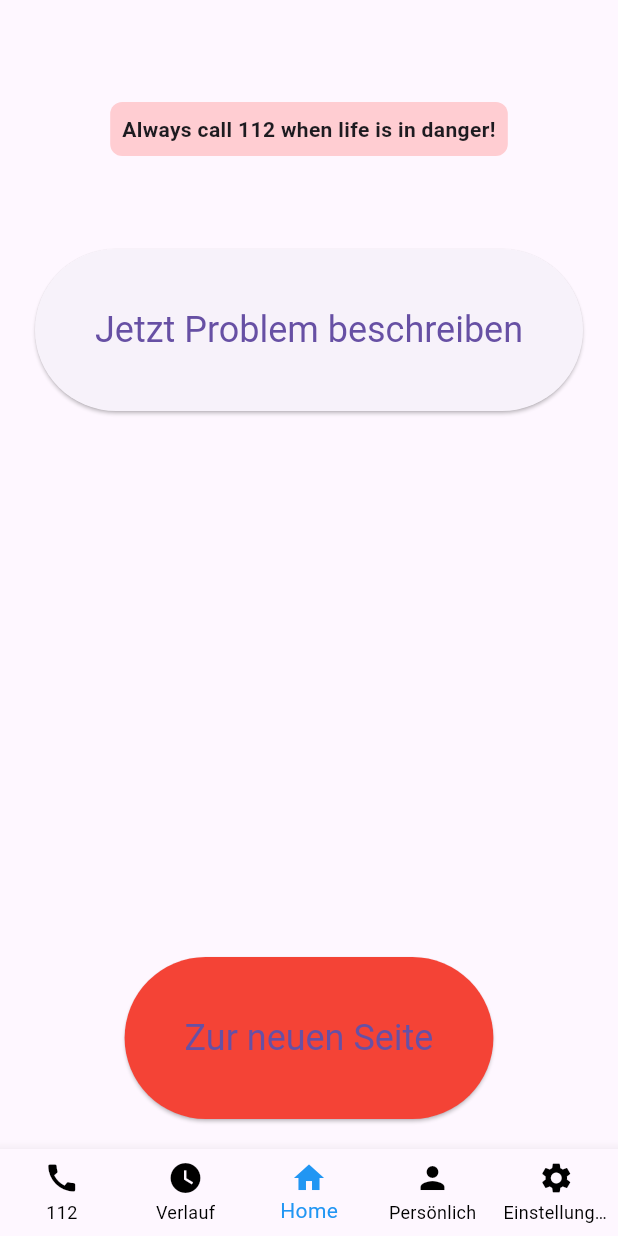
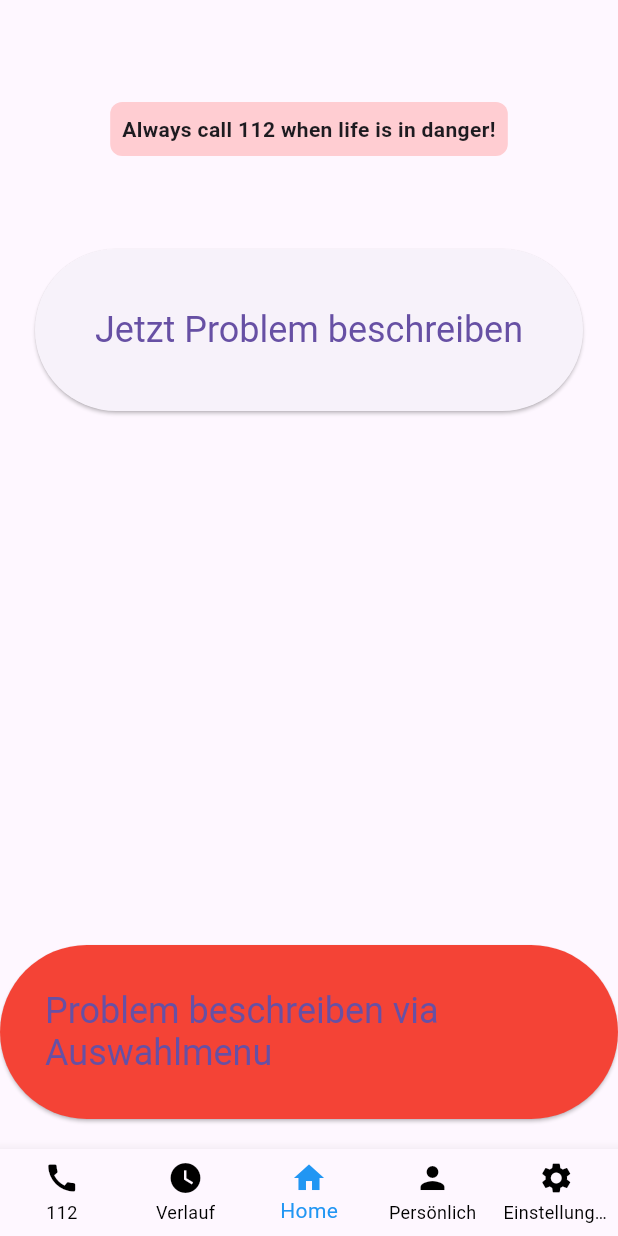
Before and after one commit to JoLeClJh/GerEA, a Flutter app: the screen it shows after launch, on a phone screen of 412 x 824 dp. Run offline on Flutter 3.47's test engine with Material 3 defaults, Android fonts, the light colour scheme and no system bars; our stand-ins replace permission_handler, speech_to_text.

Commit message:
morning Fix for Voiceass

```diff
--- a/lib/main.dart
+++ b/lib/main.dart
@@ -241,7 +241,7 @@
             if (_spokenText.isNotEmpty)
               Padding(
                 padding: const EdgeInsets.all(16.0),
-                child: Text('Du hast gesagt: \$_spokenText'),
+                child: Text('Du hast gesagt: ' + _spokenText),
               ),
           ],
         ),
@@ -254,18 +254,18 @@
                 MaterialPageRoute(builder: (context) => HilfeBeschreiben()),
               );
             },
-            child: Text('Zur neuen Seite'),
+            child: Text('Problem beschreiben via Auswahlmenu'),
             style: ElevatedButton.styleFrom(
-              padding: EdgeInsets.symmetric(horizontal: 40, vertical: 40),
+              padding: EdgeInsets.symmetric(horizontal: 30, vertical: 30),
               textStyle: TextStyle(fontSize: 24),
-              backgroundColor: Colors.red,
+              backgroundColor: Colors.red
             ),
           ),
         ),
-      ],
+      ]
     );
-  }
-}
+  }}
+
 
 // Weitere Seiten siehe Ursprungsdatei (PersoenlichesPage, EinstellungenPage, HilfeBeschreiben) – hier nicht erneut dupliziert
 
@@ -274,7 +274,6 @@
   @override
   _PersoenlichesPageState createState() => _PersoenlichesPageState();
 }
-
 class _PersoenlichesPageState extends State<PersoenlichesPage> {
   bool isPrivate = false;
   String selectedKasse = 'Andere';
@@ -451,6 +450,7 @@
   }
 }
 
+
 class EinstellungenPage extends StatelessWidget {
   @override
   Widget build(BuildContext context) {
```
Also changed, not shown: 1 other file.
